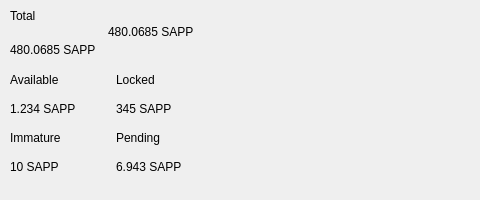
Old version of the form src/qt/pivx/forms/topbar.ui in the repository decenomy/DSW; both pictures show x 0 to 480 and y 0 to 200 of the 838 by 200 pixel window.
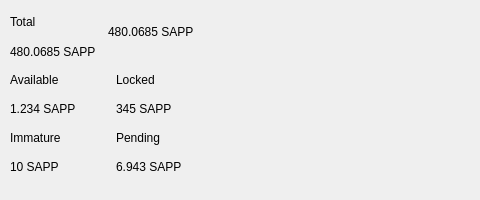
New version of the form. Custom widgets are drawn as their Qt base class.

```diff
--- a/src/qt/pivx/forms/topbar.ui
+++ b/src/qt/pivx/forms/topbar.ui
@@ -101,7 +101,7 @@
                <number>0</number>
               </property>
               <property name="topMargin">
-               <number>0</number>
+               <number>8</number>
               </property>
               <property name="rightMargin">
                <number>0</number>
```
